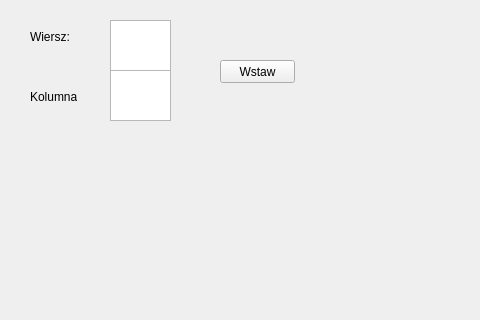
This is mainwindow.ui in FuschiaJaguar98/Statki as Qt 5 draws it before an edit; both pictures show x 0 to 480 and y 0 to 320 of the 800 by 600 pixel window. The edited form follows.
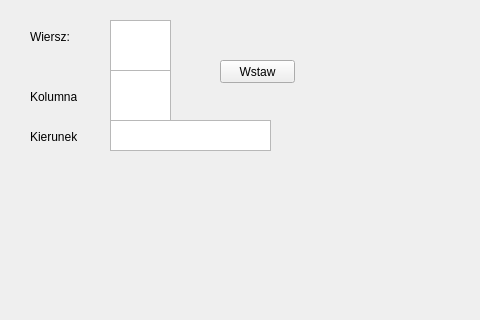
This is the edited form.

```diff
--- a/mainwindow.ui
+++ b/mainwindow.ui
@@ -94,6 +94,50 @@
      <string>Wstaw</string>
     </property>
    </widget>
+   <widget class="QTextEdit" name="podanyKierunek">
+    <property name="geometry">
+     <rect>
+      <x>110</x>
+      <y>120</y>
+      <width>161</width>
+      <height>31</height>
+     </rect>
+    </property>
+   </widget>
+   <widget class="QLabel" name="label_3">
+    <property name="geometry">
+     <rect>
+      <x>30</x>
+      <y>130</y>
+      <width>47</width>
+      <height>14</height>
+     </rect>
+    </property>
+    <property name="text">
+     <string>Kierunek:</string>
+    </property>
+   </widget>
+   <widget class="QWidget" name="plansza2" native="true">
+    <property name="geometry">
+     <rect>
+      <x>540</x>
+      <y>150</y>
+      <width>321</width>
+      <height>351</height>
+     </rect>
+    </property>
+    <widget class="QWidget" name="gridLayoutWidget_2">
+     <property name="geometry">
+      <rect>
+       <x>10</x>
+       <y>0</y>
+       <width>321</width>
+       <height>351</height>
+      </rect>
+     </property>
+     <layout class="QGridLayout" name="plansza1grid_2"/>
+    </widget>
+   </widget>
   </widget>
   <widget class="QMenuBar" name="menubar">
    <property name="geometry">
```
